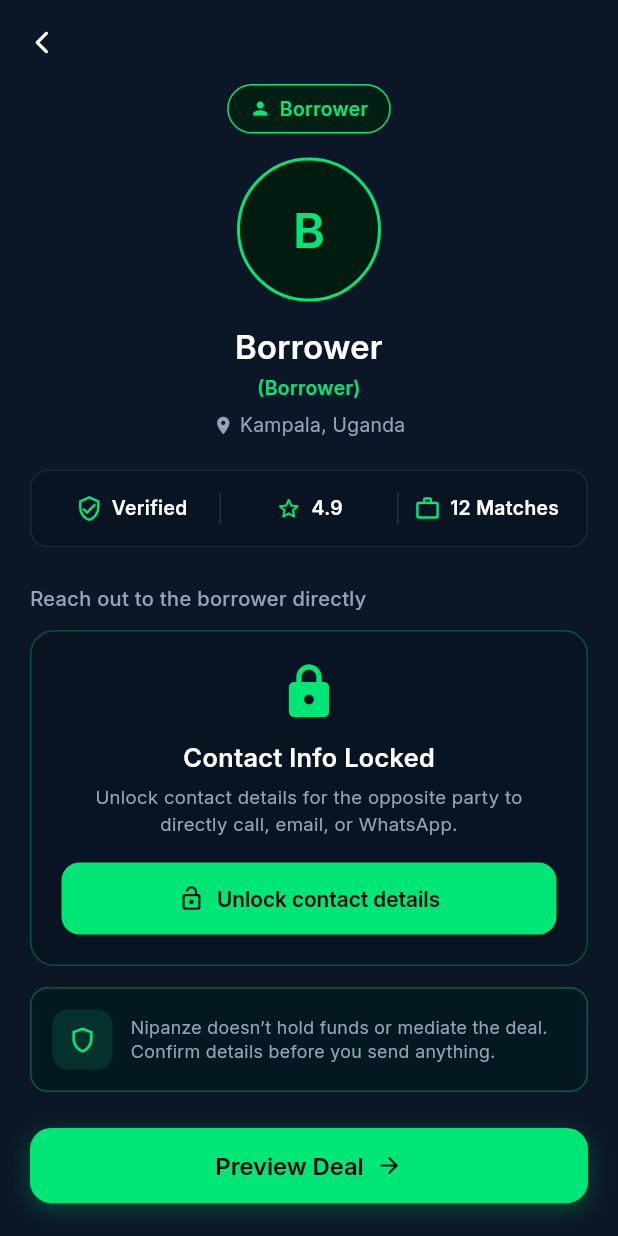
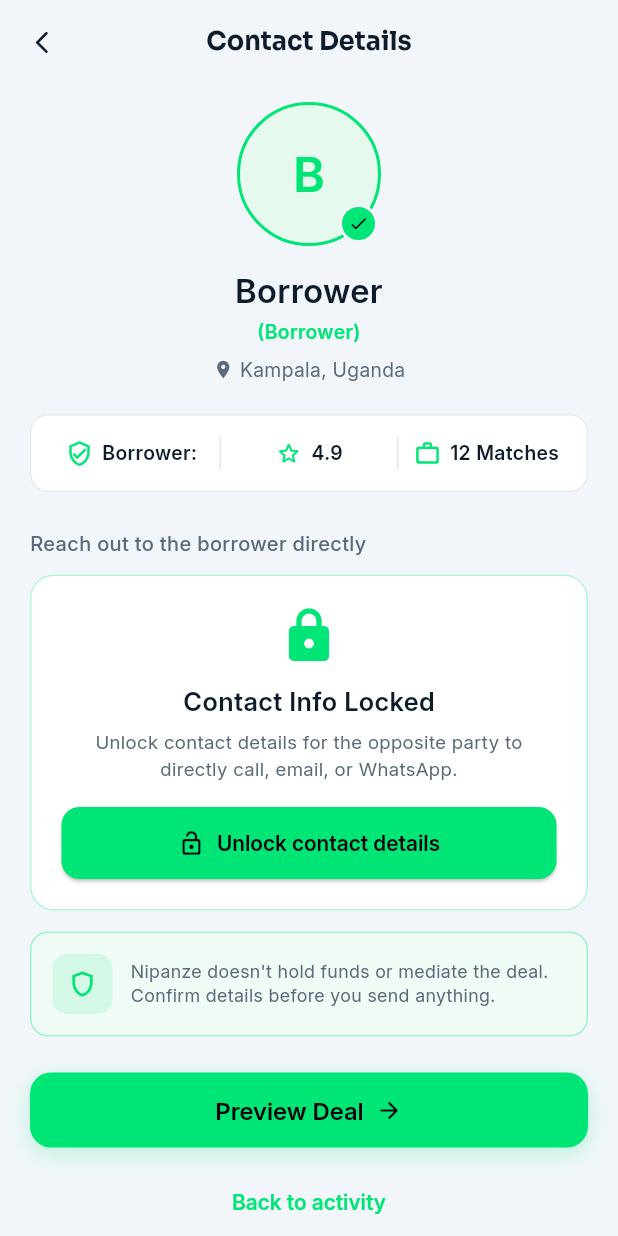
Before and after one commit to nipanze/android, a Flutter app: the ContactDetailsPage screen opened directly with empty values, on a phone screen of 412 x 824 dp. Run offline on Flutter 3.47's test engine with Material 3 defaults, Android fonts, the phone set to English and light mode, and no system bars; our stand-ins replace connectivity_plus, equatable, flutter_bloc, get_it, go_router, hive_flutter and 6 more; missing offline and left inert: flutter_driver; accounts and stored records are empty; generated files the repository leaves out were written again; network calls fail.

Commit message:
feat: implement dynamic theme-aware styling, add verified badge to avatar, and update contact stats UI

```diff
--- a/lib/features/marketplace/presentation/pages/contact_details_page.dart
+++ b/lib/features/marketplace/presentation/pages/contact_details_page.dart
@@ -312,11 +312,13 @@
     final theme = Theme.of(context);
     final isDark = theme.brightness == Brightness.dark;
 
-    final bgColor = isDark ? const Color(0xFF040A12) : const Color(0xFF0B1726);
-    const textColor = Colors.white;
-    const subtitleColor = Color(0xFF94A3B8);
-    const cardBgColor = Color(0xFF081421);
+    final bgColor = isDark ? const Color(0xFF040A12) : const Color(0xFFF2F6FA);
+    final textColor = isDark ? Colors.white : const Color(0xFF0D1B2A);
+    final subtitleColor = isDark ? const Color(0xFF94A3B8) : const Color(0xFF5A6A7A);
+    final cardBgColor = isDark ? const Color(0xFF081421) : Colors.white;
     const accentGreen = Color(0xFF00E676);
+    final dividerColor = isDark ? Colors.white.withValues(alpha: 0.12) : Colors.black.withValues(alpha: 0.10);
+    final borderColor = isDark ? Colors.white.withValues(alpha: 0.08) : Colors.black.withValues(alpha: 0.08);
 
     if (_loading) {
       return Scaffold(
@@ -324,8 +326,10 @@
         appBar: AppBar(
           backgroundColor: bgColor,
           elevation: 0,
+          title: Text('Contact Details', style: TextStyle(color: textColor, fontWeight: FontWeight.w700, fontSize: 17)),
+          centerTitle: true,
           leading: IconButton(
-            icon: const Icon(Icons.arrow_back_ios_new_rounded, size: 18, color: Colors.white),
+            icon: Icon(Icons.arrow_back_ios_new_rounded, size: 18, color: textColor),
             onPressed: () {
               if (context.canPop()) {
                 context.pop();
@@ -345,8 +349,10 @@
         appBar: AppBar(
           backgroundColor: bgColor,
           elevation: 0,
+          title: Text('Contact Details', style: TextStyle(color: textColor, fontWeight: FontWeight.w700, fontSize: 17)),
+          centerTitle: true,
           leading: IconButton(
-            icon: const Icon(Icons.arrow_back_ios_new_rounded, size: 18, color: Colors.white),
+            icon: Icon(Icons.arrow_back_ios_new_rounded, size: 18, color: textColor),
             onPressed: () {
               if (context.canPop()) {
                 context.pop();
@@ -416,8 +422,10 @@
       appBar: AppBar(
         backgroundColor: bgColor,
         elevation: 0,
+        title: Text('Contact Details', style: TextStyle(color: textColor, fontWeight: FontWeight.w700, fontSize: 17)),
+        centerTitle: true,
         leading: IconButton(
-          icon: const Icon(Icons.arrow_back_ios_new_rounded, size: 18, color: Colors.white),
+          icon: Icon(Icons.arrow_back_ios_new_rounded, size: 18, color: textColor),
           onPressed: () {
             if (context.canPop()) {
               context.pop();
@@ -432,45 +440,17 @@
         child: Column(
           crossAxisAlignment: CrossAxisAlignment.center,
           children: [
-            // ── 1. Top Badge: Lender or Borrower ──────────────────────────
-            Container(
-              padding: const EdgeInsets.symmetric(horizontal: 14, vertical: 6),
-              decoration: BoxDecoration(
-                color: const Color(0xFF031E13),
-                borderRadius: BorderRadius.circular(20),
-                border: Border.all(
-                  color: accentGreen,
-                  width: 1.0,
-                ),
-              ),
-              child: Row(
-                mainAxisSize: MainAxisSize.min,
+            const SizedBox(height: 12),
+
+            // ── Avatar with verified badge overlay ────────────────────────
+            Stack(
+              clipBehavior: Clip.none,
               children: [
-                  const Icon(
-                    Icons.person,
-                    color: accentGreen,
-                    size: 14,
-                  ),
-                  const SizedBox(width: 6),
-                  Text(
-                    oppositeRoleTitle,
-                    style: const TextStyle(
-                      color: accentGreen,
-                      fontSize: 13,
-                      fontWeight: FontWeight.w600,
-                    ),
-                  ),
-                ],
-              ),
-            ),
-            const SizedBox(height: 16),
-
-            // ── 2. Large Avatar Circle ──────────────────────────────────────
                 Container(
                   width: 96,
                   height: 96,
                   decoration: BoxDecoration(
-                color: const Color(0xFF021B10),
+                    color: isDark ? const Color(0xFF021B10) : const Color(0xFFE6F9EF),
                     shape: BoxShape.circle,
                     border: Border.all(
                       color: accentGreen,
@@ -480,7 +460,7 @@
                   child: Center(
                     child: Text(
                       initials,
-                  style: const TextStyle(
+                      style: TextStyle(
                         color: accentGreen,
                         fontWeight: FontWeight.bold,
                         fontSize: 32,
@@ -488,12 +468,36 @@
                     ),
                   ),
                 ),
+                // Verified checkmark badge
+                Positioned(
+                  bottom: 2,
+                  right: 2,
+                  child: Container(
+                    width: 26,
+                    height: 26,
+                    decoration: BoxDecoration(
+                      color: accentGreen,
+                      shape: BoxShape.circle,
+                      border: Border.all(
+                        color: bgColor,
+                        width: 2,
+                      ),
+                    ),
+                    child: const Icon(
+                      Icons.check_rounded,
+                      color: Colors.black,
+                      size: 14,
+                    ),
+                  ),
+                ),
+              ],
+            ),
             const SizedBox(height: 14),
 
             // ── 3. Name & Subtitle & Location ──────────────────────────────
             Text(
               name,
-              style: const TextStyle(
+              style: TextStyle(
                 fontSize: 22,
                 fontWeight: FontWeight.bold,
                 color: textColor,
@@ -514,7 +518,7 @@
             Row(
               mainAxisAlignment: MainAxisAlignment.center,
               children: [
-                const Icon(
+                Icon(
                   Icons.location_on,
                   color: subtitleColor,
                   size: 14,
@@ -522,7 +526,7 @@
                 const SizedBox(width: 4),
                 Text(
                   location,
-                  style: const TextStyle(
+                  style: TextStyle(
                     fontSize: 13,
                     color: subtitleColor,
                   ),
@@ -531,19 +535,19 @@
             ),
             const SizedBox(height: 20),
 
-            // ── 4. Stats Row Bar (Verified | 4.9 | 12 Matches) ────────────
+            // ── 4. Stats Row Bar (Status | Rating | Matches) ─────────────
             Container(
               width: double.infinity,
               padding: const EdgeInsets.symmetric(vertical: 14, horizontal: 8),
               decoration: BoxDecoration(
                 color: cardBgColor,
                 borderRadius: BorderRadius.circular(12),
-                border: Border.all(color: Colors.white.withValues(alpha: 0.08)),
+                border: Border.all(color: borderColor),
               ),
               child: Row(
                 children: [
-                  // Col 1: Verified
-                  const Expanded(
+                  // Col 1: Role status label (Borrower: / Lender:)
+                  Expanded(
                     child: Row(
                       mainAxisAlignment: MainAxisAlignment.center,
                       children: [
@@ -552,9 +556,11 @@
                           color: accentGreen,
                           size: 18,
                         ),
-                        SizedBox(width: 6),
+                        const SizedBox(width: 6),
                         Text(
-                          'Verified',
+                          // If the current user owns the post (is borrower), the contact is the Lender.
+                          // If the current user is the lender, the contact is the Borrower.
+                          isBorrower ? 'Lender:' : 'Borrower:',
                           style: TextStyle(
                             fontSize: 13,
                             fontWeight: FontWeight.bold,
@@ -564,13 +570,13 @@
                       ],
                     ),
                   ),
-                  Container(width: 1, height: 22, color: Colors.white.withValues(alpha: 0.12)),
+                  Container(width: 1, height: 22, color: dividerColor),
                   // Col 2: Rating
                   Expanded(
                     child: Row(
                       mainAxisAlignment: MainAxisAlignment.center,
                       children: [
-                        const Icon(
+                        Icon(
                           Icons.star_outline_rounded,
                           color: accentGreen,
                           size: 18,
@@ -578,7 +584,7 @@
                         const SizedBox(width: 6),
                         Text(
                           '$rating',
-                          style: const TextStyle(
+                          style: TextStyle(
                             fontSize: 13,
                             fontWeight: FontWeight.bold,
                             color: textColor,
@@ -587,13 +593,13 @@
                       ],
                     ),
                   ),
-                  Container(width: 1, height: 22, color: Colors.white.withValues(alpha: 0.12)),
-                  // Col 3: Matches (e.g. 12 Matches)
+                  Container(width: 1, height: 22, color: dividerColor),
+                  // Col 3: Matches
                   Expanded(
                     child: Row(
                       mainAxisAlignment: MainAxisAlignment.center,
                       children: [
-                        const Icon(
+                        Icon(
                           Icons.work_outline_rounded,
                           color: accentGreen,
                           size: 18,
@@ -601,7 +607,7 @@
                         const SizedBox(width: 6),
                         Text(
                           '$completedDeals Matches',
-                          style: const TextStyle(
+                          style: TextStyle(
                             fontSize: 13,
                             fontWeight: FontWeight.bold,
                             color: textColor,
@@ -622,7 +628,7 @@
                 isOppositePartyLender
                     ? 'Reach out to the lender directly'
                     : 'Reach out to the borrower directly',
-                style: const TextStyle(
+                style: TextStyle(
                   fontSize: 13.5,
                   fontWeight: FontWeight.w500,
                   color: subtitleColor,
@@ -647,7 +653,7 @@
                     const SizedBox(height: 12),
                     Text(
                       l10n.contactInfoLocked,
-                      style: const TextStyle(
+                      style: TextStyle(
                         fontSize: 17,
                         fontWeight: FontWeight.bold,
                         color: textColor,
@@ -657,7 +663,7 @@
                     Text(
                       l10n.contactInfoLockedSubtitle,
                       textAlign: TextAlign.center,
-                      style: const TextStyle(fontSize: 12.5, color: subtitleColor),
+                      style: TextStyle(fontSize: 12.5, color: subtitleColor),
                     ),
                     const SizedBox(height: 16),
                     SizedBox(
@@ -712,7 +718,7 @@
               ),
               const SizedBox(height: 10),
 
-              // ── Action 3: Whatsapp Card ──────────────────────────────
+              // ── Action 3: WhatsApp Card ──────────────────────────────
               _ContactActionCard(
                 icon: Icons.chat_bubble_outline_rounded,
                 label: 'Whatsapp',
@@ -728,7 +734,7 @@
               width: double.infinity,
               padding: const EdgeInsets.all(14),
               decoration: BoxDecoration(
-                color: const Color(0xFF041822),
+                color: isDark ? const Color(0xFF041822) : const Color(0xFFF0FBF5),
                 borderRadius: BorderRadius.circular(12),
                 border: Border.all(
                   color: accentGreen.withValues(alpha: 0.35),
@@ -751,9 +757,9 @@
                     ),
                   ),
                   const SizedBox(width: 12),
-                  const Expanded(
+                  Expanded(
                     child: Text(
-                      'Nipanze doesn’t hold funds or mediate the deal.\nConfirm details before you send anything.',
+                      'Nipanze doesn\'t hold funds or mediate the deal.\nConfirm details before you send anything.',
                       style: TextStyle(
                         fontSize: 12,
                         height: 1.35,
@@ -856,18 +862,20 @@
 
   @override
   Widget build(BuildContext context) {
+    final isDark = Theme.of(context).brightness == Brightness.dark;
     const accentGreen = Color(0xFF00E676);
-    const textColor = Colors.white;
-    const subtitleColor = Color(0xFF94A3B8);
+    final textColor = isDark ? Colors.white : const Color(0xFF0D1B2A);
+    final subtitleColor = isDark ? const Color(0xFF94A3B8) : const Color(0xFF5A6A7A);
+    final cardBg = isDark ? const Color(0xFF081421) : Colors.white;
+    final borderColor = isDark ? Colors.white.withValues(alpha: 0.08) : Colors.black.withValues(alpha: 0.08);
+    final iconBg = isDark ? const Color(0xFF042015) : const Color(0xFFE6F9EF);
 
     return Container(
       padding: const EdgeInsets.symmetric(horizontal: 14, vertical: 12),
       decoration: BoxDecoration(
-        color: const Color(0xFF081421),
+        color: cardBg,
         borderRadius: BorderRadius.circular(14),
-        border: Border.all(
-          color: Colors.white.withValues(alpha: 0.08),
-        ),
+        border: Border.all(color: borderColor),
       ),
       child: Row(
         children: [
@@ -876,7 +884,7 @@
             width: 42,
             height: 42,
             decoration: BoxDecoration(
-              color: const Color(0xFF042015),
+              color: iconBg,
               borderRadius: BorderRadius.circular(10),
             ),
             child: Icon(
@@ -893,7 +901,7 @@
               children: [
                 Text(
                   label,
-                  style: const TextStyle(
+                  style: TextStyle(
                     fontSize: 11.5,
                     color: subtitleColor,
                   ),
@@ -901,7 +909,7 @@
                 const SizedBox(height: 2),
                 Text(
                   value,
-                  style: const TextStyle(
+                  style: TextStyle(
                     fontSize: 15,
                     fontWeight: FontWeight.bold,
                     color: textColor,
@@ -921,7 +929,7 @@
               width: 40,
               height: 40,
               decoration: BoxDecoration(
-                color: const Color(0xFF042015),
+                color: iconBg,
                 shape: BoxShape.circle,
                 border: Border.all(
                   color: accentGreen,
```
Lines whose indentation alone changed are shown as unchanged.
